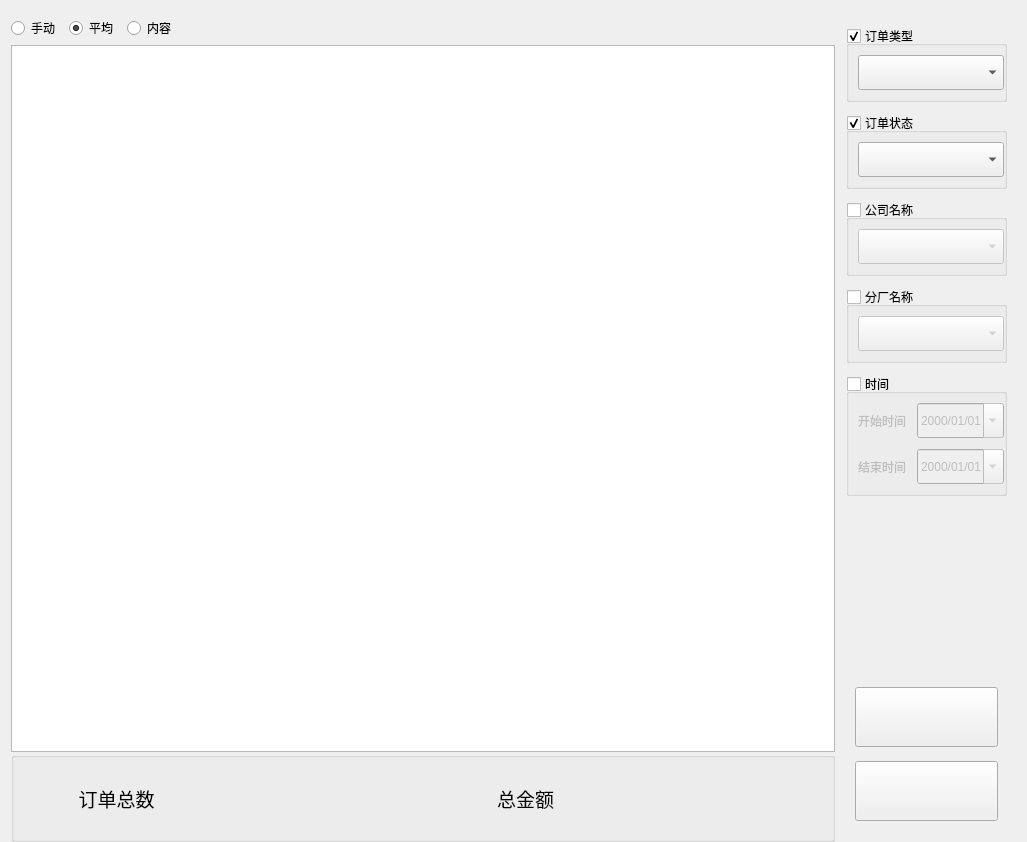
Old version of the form Qt/ERP/formfinance.ui in the repository superp2017/NTERP.
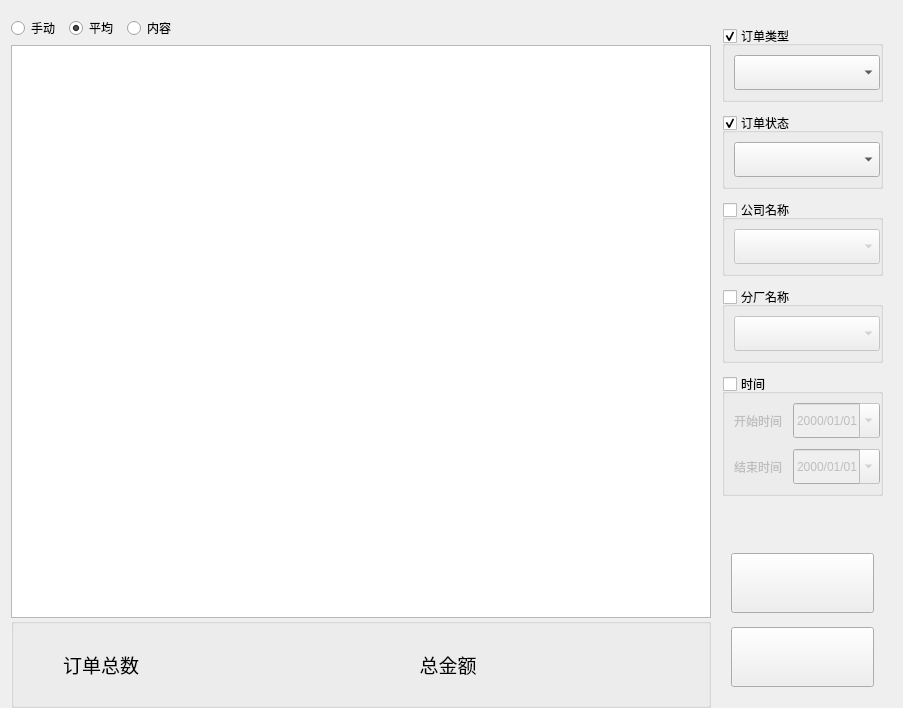
New version of the form. Custom widgets are drawn as their Qt base class.

Diff of the .ui file:
```diff
--- a/Qt/ERP/formfinance.ui
+++ b/Qt/ERP/formfinance.ui
@@ -9,8 +9,8 @@
    <rect>
     <x>0</x>
     <y>0</y>
-    <width>1027</width>
-    <height>842</height>
+    <width>903</width>
+    <height>708</height>
    </rect>
   </property>
   <property name="windowTitle">
```
